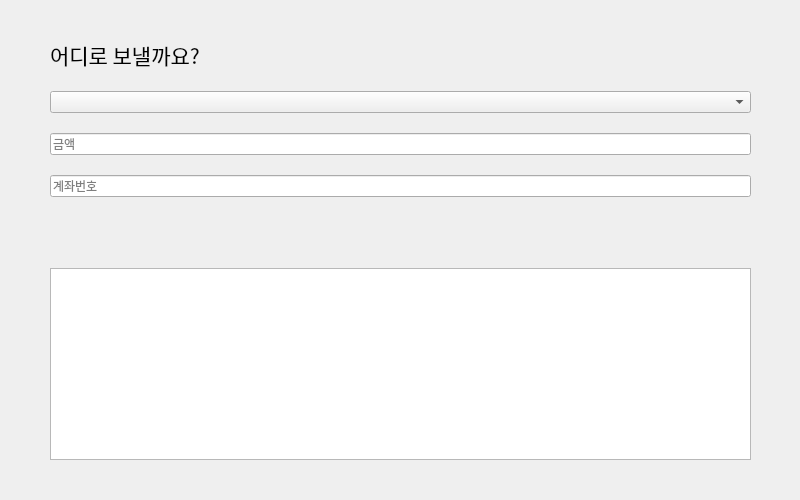
Before: the Qt Designer form ui/transfer-page.ui in Veda-Qt/project, drawn with Qt 5.
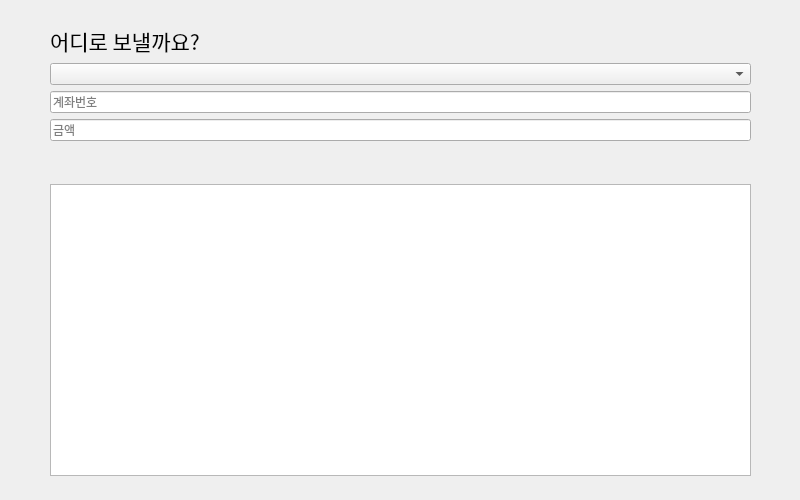
After: the same form once the commit is applied. Icons and pictures are not drawn.

Commit message: CLEANUP: replaced tview->lview & modified object names

What changed in the file:
```diff
--- a/ui/transfer-page.ui
+++ b/ui/transfer-page.ui
@@ -25,7 +25,7 @@
      <height>501</height>
     </rect>
    </property>
-   <layout class="QVBoxLayout" name="vlay3" stretch="0,2,2,0,0,5">
+   <layout class="QVBoxLayout" name="vlay3" stretch="0,2,0,0,0,0">
     <property name="leftMargin">
      <number>50</number>
     </property>
@@ -64,13 +64,6 @@
       </property>
      </widget>
     </item>
-    <item>
-     <widget class="QLineEdit" name="ledit_money">
-      <property name="placeholderText">
-       <string>금액</string>
-      </property>
-     </widget>
-    </item>
     <item>
      <widget class="QLineEdit" name="ledit_acnt_num">
       <property name="placeholderText">
@@ -78,6 +71,13 @@
       </property>
      </widget>
     </item>
+    <item>
+     <widget class="QLineEdit" name="ledit_money">
+      <property name="placeholderText">
+       <string>금액</string>
+      </property>
+     </widget>
+    </item>
     <item>
      <layout class="QHBoxLayout" name="hlay4_tranfer">
       <property name="spacing">
@@ -154,14 +154,7 @@
      </layout>
     </item>
     <item>
-     <widget class="QTableView" name="tview_acnt_histry">
-      <property name="sizePolicy">
-       <sizepolicy hsizetype="Expanding" vsizetype="Maximum">
-        <horstretch>0</horstretch>
-        <verstretch>0</verstretch>
-       </sizepolicy>
-      </property>
-     </widget>
+     <widget class="QListView" name="listView"/>
     </item>
    </layout>
   </widget>
```
